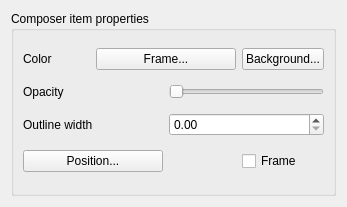
sourcepole/qgis, file qgis/src/ui/qgscomposeritemwidgetbase.ui: the form before one commit.
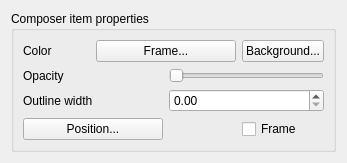
The form after the commit.

What changed in the file:
```diff
--- a/qgis/src/ui/qgscomposeritemwidgetbase.ui
+++ b/qgis/src/ui/qgscomposeritemwidgetbase.ui
@@ -1,12 +1,12 @@
 <ui version="4.0" >
  <class>QgsComposerItemWidgetBase</class>
- <widget class="QWidget" name="QgsComposerItemWidgetBase" >
-  <property name="geometry" >
+ <widget class="QWidget" name="QgsComposerItemWidgetBase">
+  <property name="geometry">
    <rect>
     <x>0</x>
     <y>0</y>
     <width>347</width>
-    <height>207</height>
+    <height>157</height>
    </rect>
   </property>
   <property name="windowTitle" >
```
Left out of the diff: 75 changed lines with no effect on the pictures.
